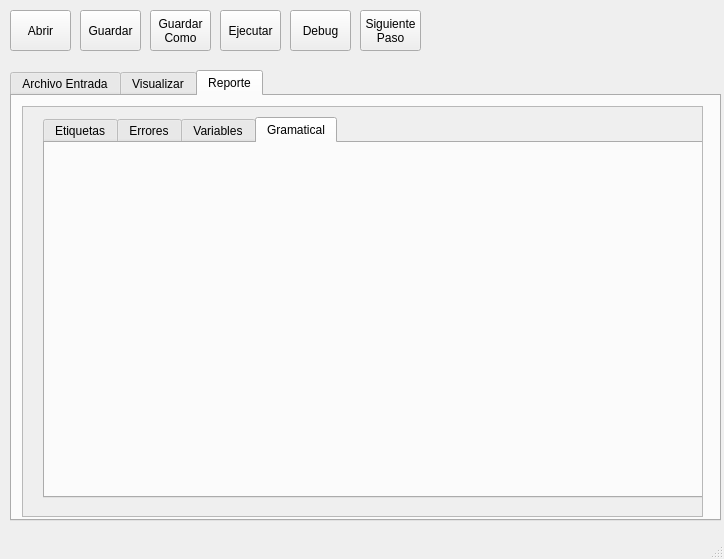
The window that Interfaz/gui.ui (esnorki2008/Interprete) describes before a commit, drawn with Qt 5.
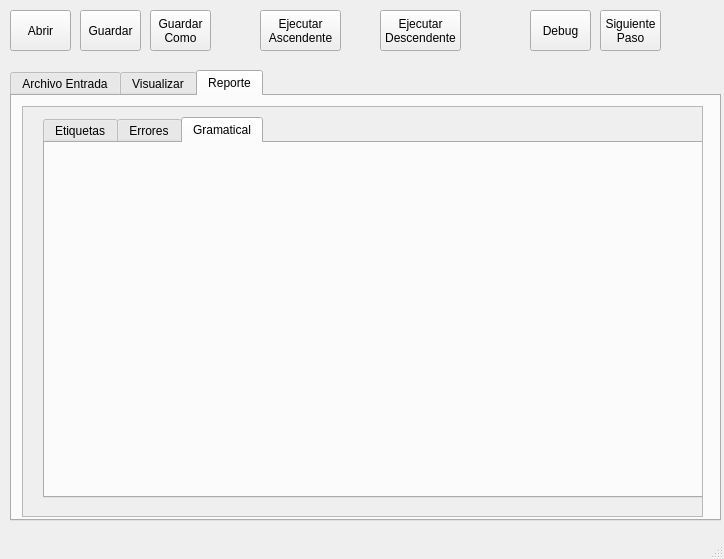
The same window after the commit. The open tabs and pages were chosen to show the change.

Diff of the .ui file:
```diff
--- a/Interfaz/gui.ui
+++ b/Interfaz/gui.ui
@@ -57,20 +57,21 @@
    <widget class="QPushButton" name="btn_ejecutar">
     <property name="geometry">
      <rect>
-      <x>220</x>
+      <x>260</x>
       <y>10</y>
-      <width>61</width>
+      <width>81</width>
       <height>41</height>
      </rect>
     </property>
     <property name="text">
-     <string>Ejecutar</string>
+     <string>Ejecutar
+Ascendente</string>
     </property>
    </widget>
    <widget class="QPushButton" name="btn_debug">
     <property name="geometry">
      <rect>
-      <x>290</x>
+      <x>530</x>
       <y>10</y>
       <width>61</width>
       <height>41</height>
@@ -83,7 +84,7 @@
    <widget class="QPushButton" name="btn_siguiente_paso">
     <property name="geometry">
      <rect>
-      <x>360</x>
+      <x>600</x>
       <y>10</y>
       <width>61</width>
       <height>41</height>
@@ -372,11 +373,6 @@
           </widget>
          </widget>
         </widget>
-        <widget class="QWidget" name="tab_8">
-         <attribute name="title">
-          <string>Variables</string>
-         </attribute>
-        </widget>
         <widget class="QWidget" name="tab_9">
          <attribute name="title">
           <string>Gramatical</string>
@@ -387,6 +383,20 @@
      </widget>
     </widget>
    </widget>
+   <widget class="QPushButton" name="btn_ejecutar_desc">
+    <property name="geometry">
+     <rect>
+      <x>380</x>
+      <y>10</y>
+      <width>81</width>
+      <height>41</height>
+     </rect>
+    </property>
+    <property name="text">
+     <string>Ejecutar
+Descendente</string>
+    </property>
+   </widget>
   </widget>
   <widget class="QMenuBar" name="menubar">
    <property name="geometry">
```
Left out of the diff: 2 changed lines with no effect on the pictures.
